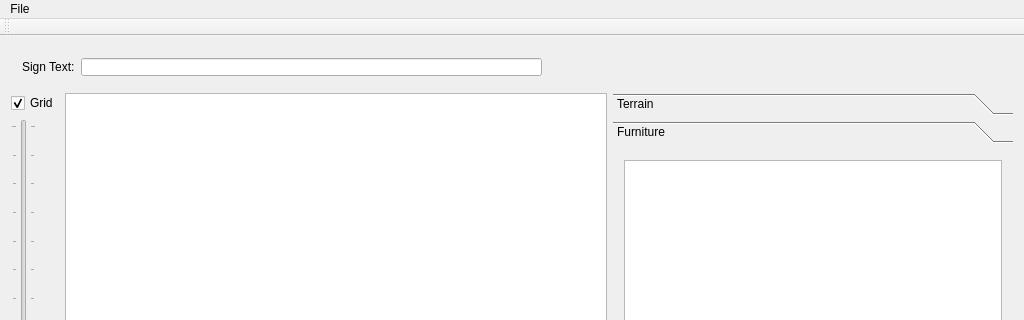
The window that buildingeditor.ui (vache/BuildingEditor) describes before a commit, drawn with Qt 5; both pictures show x 0 to 1024 and y 0 to 320 of the 1024 by 768 pixel window.
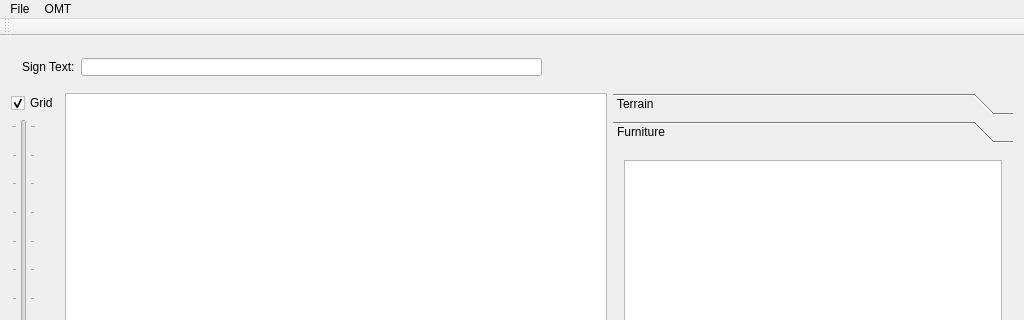
The same window after the commit. The open tabs and pages were chosen to show the change. Custom widgets are drawn as their Qt base class.

The edit to the form file:
```diff
--- a/buildingeditor.ui
+++ b/buildingeditor.ui
@@ -628,7 +628,7 @@
      <x>0</x>
      <y>0</y>
      <width>1024</width>
-     <height>21</height>
+     <height>20</height>
     </rect>
    </property>
    <widget class="QMenu" name="menuFile">
@@ -637,7 +637,14 @@
     </property>
     <addaction name="actionNew"/>
    </widget>
+   <widget class="QMenu" name="menuOMT">
+    <property name="title">
+     <string>OMT</string>
+    </property>
+    <addaction name="actionShow"/>
+   </widget>
    <addaction name="menuFile"/>
+   <addaction name="menuOMT"/>
   </widget>
   <widget class="QToolBar" name="mainToolBar">
    <attribute name="toolBarArea">
```
Left out of the diff: 43 changed lines with no effect on the pictures.
